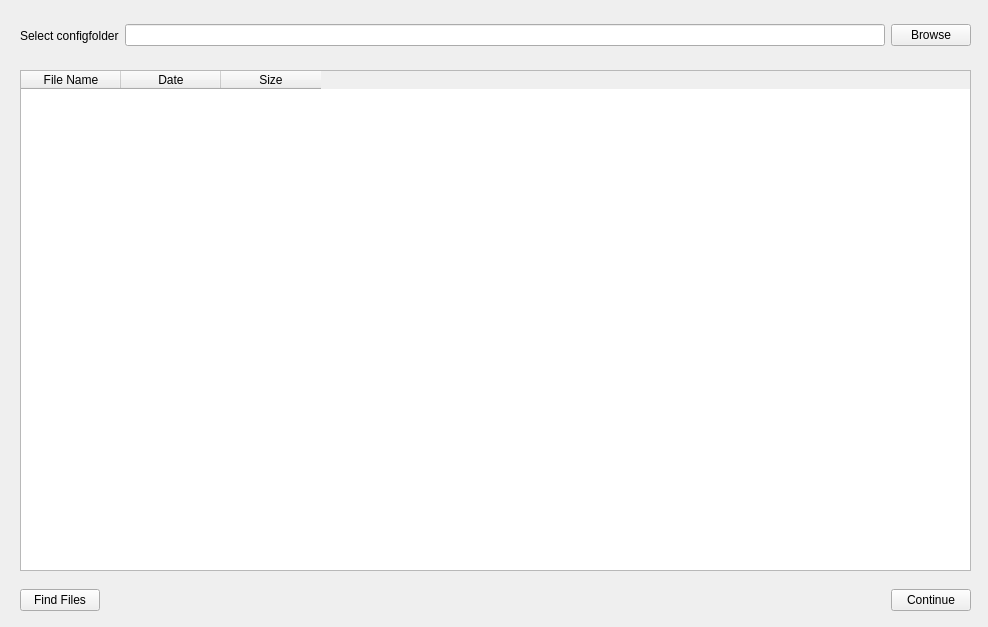
Old version of the form src/ui/welcomewidget.ui in the repository jspngh/shae-workstation.
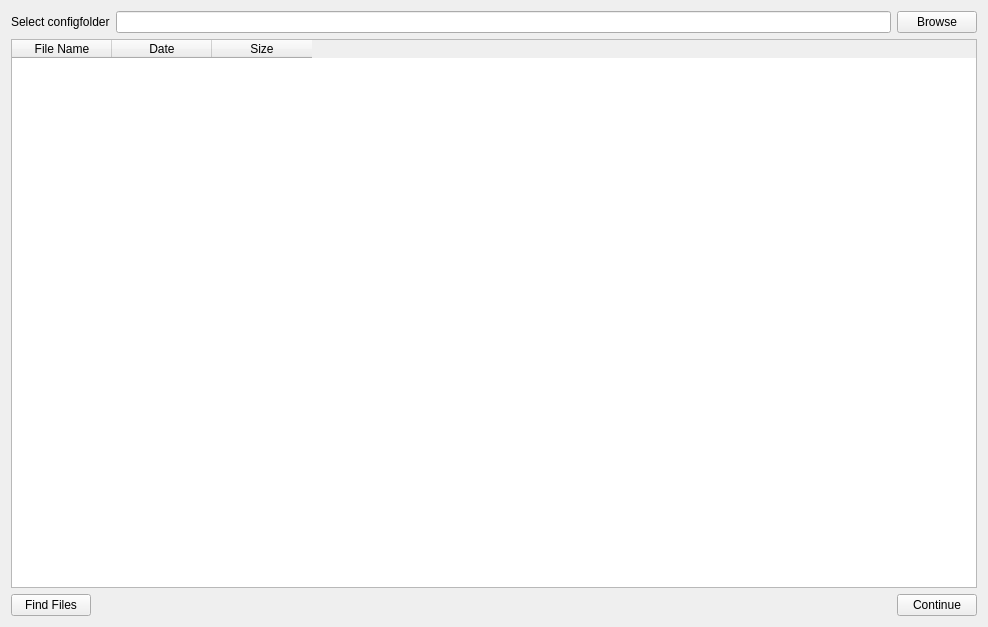
New version of the form.

Diff of the .ui file:
```diff
--- a/src/ui/welcomewidget.ui
+++ b/src/ui/welcomewidget.ui
@@ -13,40 +13,8 @@
   <property name="windowTitle">
    <string>Form</string>
   </property>
-  <widget class="QTableWidget" name="configTable">
-   <property name="geometry">
-    <rect>
-     <x>20</x>
-     <y>70</y>
-     <width>951</width>
-     <height>501</height>
-    </rect>
-   </property>
-   <column>
-    <property name="text">
-     <string>File Name</string>
-    </property>
-   </column>
-   <column>
-    <property name="text">
-     <string>Date</string>
-    </property>
-   </column>
-   <column>
-    <property name="text">
-     <string>Size</string>
-    </property>
-   </column>
-  </widget>
-  <widget class="QWidget" name="horizontalLayoutWidget">
-   <property name="geometry">
-    <rect>
-     <x>20</x>
-     <y>10</y>
-     <width>951</width>
-     <height>51</height>
-    </rect>
-   </property>
+  <layout class="QGridLayout" name="gridLayout">
+   <item row="0" column="0">
    <layout class="QHBoxLayout" name="horizontalLayout">
     <item>
      <widget class="QLabel" name="SelectLabel">
@@ -66,22 +34,39 @@
      </widget>
     </item>
    </layout>
-  </widget>
-  <widget class="QWidget" name="horizontalLayoutWidget_2">
-   <property name="geometry">
-    <rect>
-     <x>20</x>
-     <y>580</y>
-     <width>951</width>
-     <height>41</height>
-    </rect>
-   </property>
+   </item>
+   <item row="1" column="0">
+    <widget class="QTableWidget" name="configTable">
+     <column>
+      <property name="text">
+       <string>File Name</string>
+      </property>
+     </column>
+     <column>
+      <property name="text">
+       <string>Date</string>
+      </property>
+     </column>
+     <column>
+      <property name="text">
+       <string>Size</string>
+      </property>
+     </column>
+    </widget>
+   </item>
+   <item row="2" column="0">
    <layout class="QHBoxLayout" name="buttonLayout">
     <item>
      <widget class="QPushButton" name="findButton">
       <property name="text">
        <string>Find Files</string>
       </property>
+       <property name="default">
+        <bool>false</bool>
+       </property>
+       <property name="flat">
+        <bool>false</bool>
+       </property>
      </widget>
     </item>
     <item>
@@ -108,7 +93,8 @@
      </widget>
     </item>
    </layout>
-  </widget>
+   </item>
+  </layout>
  </widget>
  <resources/>
  <connections/>
```
Lines whose indentation alone changed are shown as unchanged.
